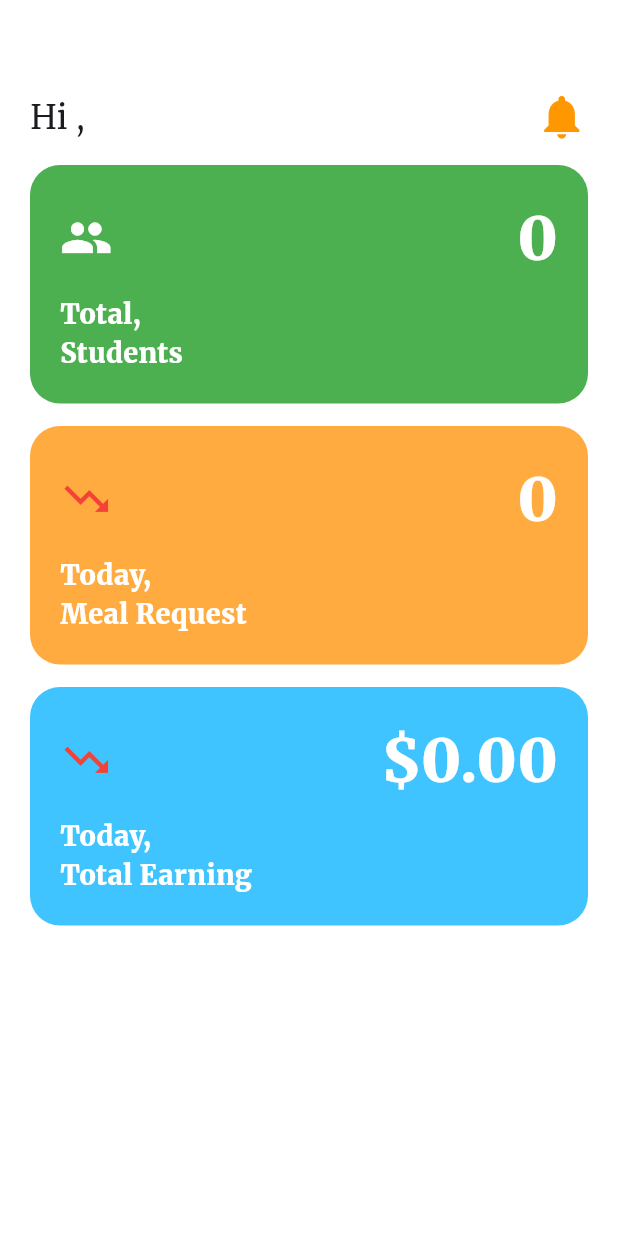
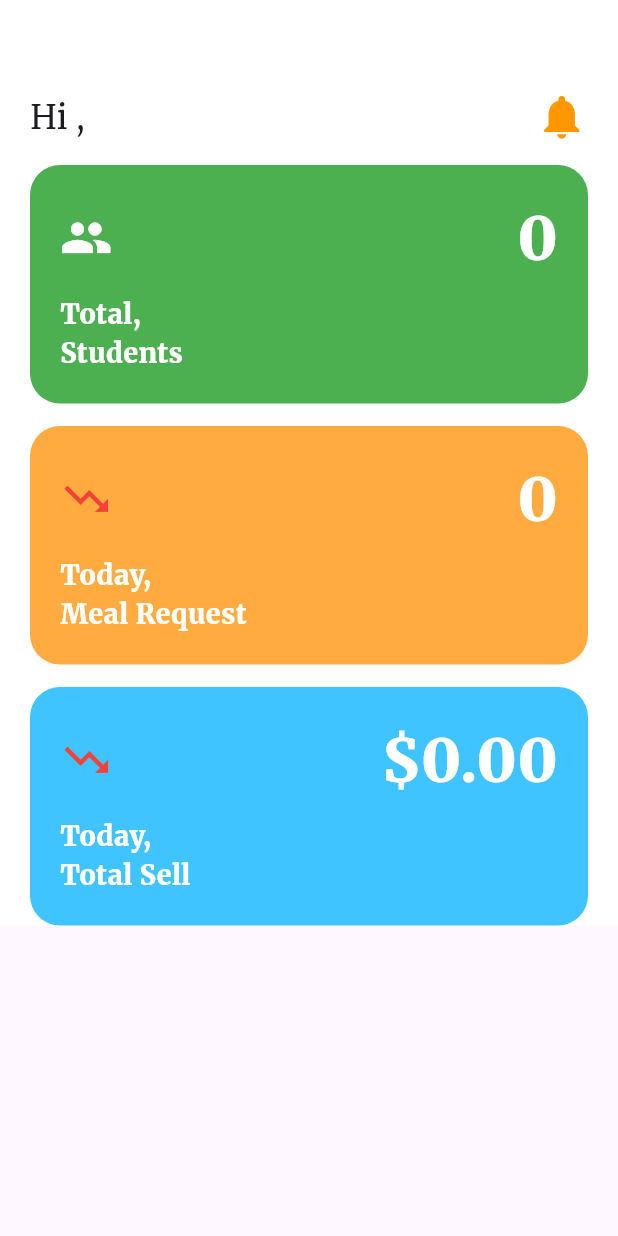
Before and after one commit to shakurShirajul/hostel_meal_management_app, a Flutter app: the AdminDashboard screen opened directly, on a phone screen of 412 x 824 dp. Run offline on Flutter 3.47's test engine with Material 3 defaults, Android fonts, the phone set to English and light mode, and no system bars; our stand-ins replace cloud_firestore, firebase_auth, firebase_core, firebase_database, firebase_messaging, fluttertoast and 2 more; accounts and stored records are empty.

Commit message:
bug fixed

```diff
--- a/lib/Pages/admin/AdminDashboard.dart
+++ b/lib/Pages/admin/AdminDashboard.dart
@@ -83,6 +83,7 @@ class _AdminDashboardState extends State<AdminDashboard> {
     return Scaffold(
       body: SizedBox(
         width: size.width,
+        child: SingleChildScrollView(
           child: Container(
             color: Colors.white,
             child: Padding(
@@ -234,7 +235,7 @@ class _AdminDashboardState extends State<AdminDashboard> {
                               ),
                               const SizedBox(height: 10),
                               Text(
-                              "Today,\nTotal Earning",
+                                "Today,\nTotal Sell",
                                 style: GoogleFonts.merriweather(
                                   fontSize: 18,
                                   fontWeight: FontWeight.w900,
@@ -252,6 +253,7 @@ class _AdminDashboardState extends State<AdminDashboard> {
             ),
           ),
         ),
+      ),
     );
   }
 }
--- a/lib/Pages/admin/MenuManagement.dart
+++ b/lib/Pages/admin/MenuManagement.dart
@@ -38,9 +38,10 @@ class _MenuManagementState extends State<MenuManagement> {
     var size = MediaQuery.of(context).size;
 
     return Scaffold(
-      body: SingleChildScrollView(
+      body: SizedBox(
+        width: size.width,
+        child: SingleChildScrollView(
           child: Container(
-          width: size.width,
             decoration: BoxDecoration(
               color: Colors.white,
             ),
@@ -143,6 +144,7 @@ class _MenuManagementState extends State<MenuManagement> {
                     ),
                   )
                 ],
+              ),
             ),
           ),
         ),
--- a/lib/main.dart
+++ b/lib/main.dart
@@ -6,6 +6,7 @@ import 'package:meal_management/Pages/admin/AdminDashboard.dart';
 import 'package:meal_management/Pages/admin/DashboardScreen.dart';
 import 'package:meal_management/Pages/admin/menu/AddMenu.dart';
 import 'package:meal_management/Pages/student/StudentDashboardScreen.dart';
+import 'package:meal_management/api/firebase_api.dart';
 import 'package:meal_management/firebase_options.dart';
 import 'package:meal_management/screen/splash/splash_screen.dart';
 import 'package:firebase_core/firebase_core.dart';
@@ -17,6 +18,7 @@ Future<void> main() async {
   await Firebase.initializeApp(
       options: DefaultFirebaseOptions.currentPlatform
   );
+  await FirebaseApi().initNotifications();
   runApp(
     MultiProvider(
       providers: [
@@ -40,7 +42,7 @@ class MyApp extends StatelessWidget {
   Widget build(BuildContext context) {
       return const MaterialApp(
         debugShowCheckedModeBanner: false,
-        home: Login()
+        home: SplashScreen()
       );
   }
 }
```
Also changed, not shown: lib/api/firebase_api.dart (added, +18 -0 lines), firebase.json, 1 other file. Lines whose indentation alone changed are shown as unchanged.
